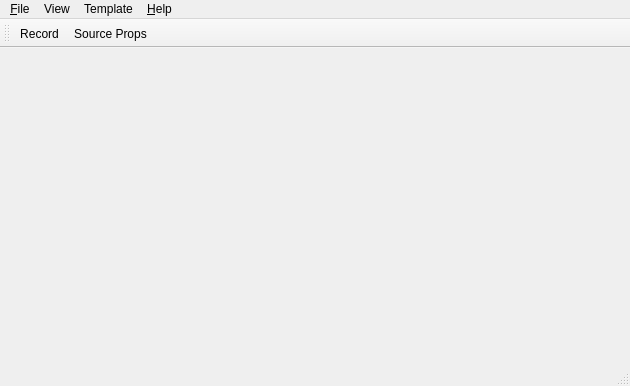
Old version of the form lib/ui/mainUi.ui in the repository wonkoderverstaendige/Spotter.
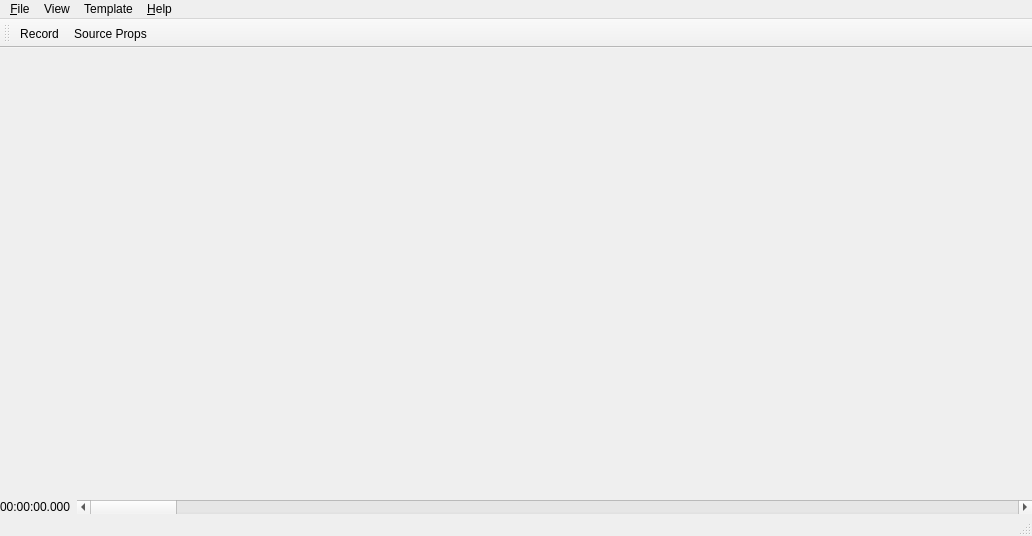
New version of the form. Icons and pictures are not drawn.

Commit message: Prototype of PyQtGraph based video frame

```diff
--- a/lib/ui/mainUi.ui
+++ b/lib/ui/mainUi.ui
@@ -6,8 +6,8 @@
    <rect>
     <x>0</x>
     <y>0</y>
-    <width>630</width>
-    <height>386</height>
+    <width>1032</width>
+    <height>536</height>
    </rect>
   </property>
   <property name="sizePolicy">
@@ -27,34 +27,25 @@
     <normaloff>:/icon64.svg</normaloff>:/icon64.svg</iconset>
   </property>
   <widget class="QWidget" name="centralwidget">
-   <layout class="QHBoxLayout" name="horizontalLayout_2">
-    <property name="spacing">
-     <number>0</number>
-    </property>
+   <layout class="QGridLayout" name="gridLayout">
     <property name="margin">
      <number>0</number>
     </property>
-    <item>
+    <item row="0" column="3" rowspan="3">
+     <layout class="QHBoxLayout" name="frame_parameters">
+      <property name="spacing">
+       <number>0</number>
+      </property>
+      <property name="leftMargin">
+       <number>0</number>
+      </property>
+     </layout>
+    </item>
+    <item row="0" column="2">
      <layout class="QHBoxLayout" name="frame_video">
       <property name="spacing">
        <number>0</number>
       </property>
-      <item>
-       <spacer name="horizontalSpacer">
-        <property name="orientation">
-         <enum>Qt::Horizontal</enum>
-        </property>
-        <property name="sizeType">
-         <enum>QSizePolicy::Maximum</enum>
-        </property>
-        <property name="sizeHint" stdset="0">
-         <size>
-          <width>320</width>
-          <height>0</height>
-         </size>
-        </property>
-       </spacer>
-      </item>
       <item alignment="Qt::AlignHCenter|Qt::AlignVCenter">
        <widget class="QFrame" name="frame">
         <property name="frameShape">
@@ -67,13 +58,55 @@
       </item>
      </layout>
     </item>
-    <item>
-     <layout class="QHBoxLayout" name="frame_parameters">
-      <property name="spacing">
+    <item row="2" column="2">
+     <layout class="QHBoxLayout" name="layout_video_pos_control">
+      <property name="sizeConstraint">
+       <enum>QLayout::SetDefaultConstraint</enum>
+      </property>
+      <property name="leftMargin">
        <number>0</number>
       </property>
+      <item>
+       <widget class="QLabel" name="lbl_frame_t">
+        <property name="text">
+         <string>00:00:00.000</string>
+        </property>
+       </widget>
+      </item>
+      <item>
+       <widget class="QScrollBar" name="scrollbar_t">
+        <property name="sizePolicy">
+         <sizepolicy hsizetype="MinimumExpanding" vsizetype="Fixed">
+          <horstretch>0</horstretch>
+          <verstretch>0</verstretch>
+         </sizepolicy>
+        </property>
+        <property name="orientation">
+         <enum>Qt::Horizontal</enum>
+        </property>
+        <property name="invertedAppearance">
+         <bool>false</bool>
+        </property>
+        <property name="invertedControls">
+         <bool>true</bool>
+        </property>
+       </widget>
+      </item>
      </layout>
     </item>
+    <item row="1" column="2">
+     <spacer name="horizontalSpacer">
+      <property name="orientation">
+       <enum>Qt::Horizontal</enum>
+      </property>
+      <property name="sizeHint" stdset="0">
+       <size>
+        <width>1024</width>
+        <height>1</height>
+       </size>
+      </property>
+     </spacer>
+    </item>
    </layout>
   </widget>
   <widget class="QMenuBar" name="menubar">
@@ -81,8 +114,8 @@
     <rect>
      <x>0</x>
      <y>0</y>
-     <width>630</width>
-     <height>21</height>
+     <width>1032</width>
+     <height>23</height>
     </rect>
    </property>
    <widget class="QMenu" name="menu_File">
```
Left out of the diff: 6 changed lines with no effect on the pictures. The commit also changes 25 other files.
